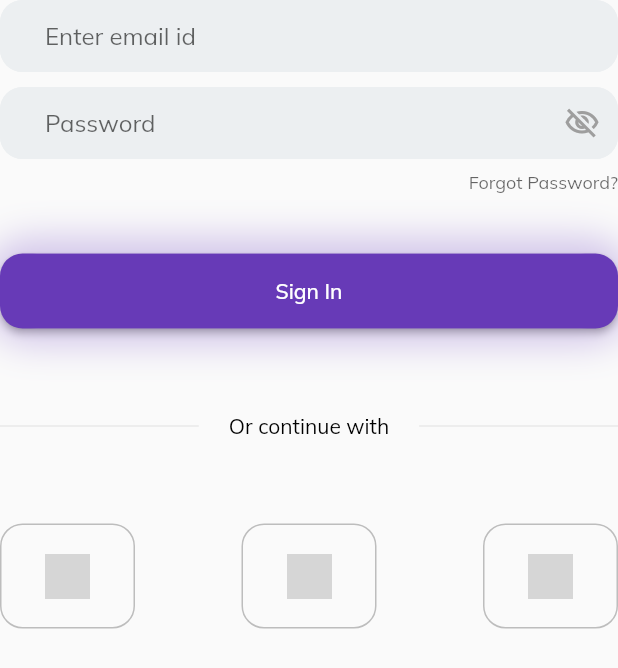
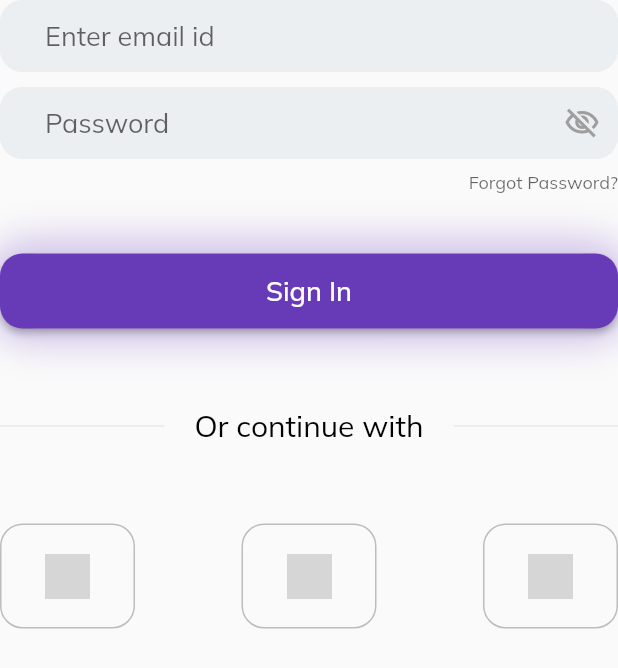
Before and after one commit to sauravshetty473/student-helper, a Flutter app: the FormLogin widget shown alone on an empty page, opened directly, on a phone screen of 412 x 824 dp. Shown: the top 668 px of the screen. Run offline on Flutter 3.47's test engine with Material 2 defaults, Android fonts, the phone set to English and light mode, and no system bars; our stand-ins replace google_fonts; grey boxes are pictures that could not be loaded.

Commit message:
Redid the sizing of elements in large screen login

```diff
--- a/student_helper/lib/login_related/form_login.dart
+++ b/student_helper/lib/login_related/form_login.dart
@@ -8,6 +8,9 @@ class FormLogin extends StatelessWidget {
     return Column(
       children: [
         TextField(
+          style: const TextStyle(
+            fontSize: 18,
+          ),
           decoration: InputDecoration(
             hintText: 'Enter email id',
             fillColor: Colors.blueGrey[50],
@@ -30,6 +33,9 @@ class FormLogin extends StatelessWidget {
           height: 10,
         ),
         TextField(
+          style: const TextStyle(
+            fontSize: 18,
+          ),
           decoration: InputDecoration(
             hintText: 'Password',
             counterText: 'Forgot Password?',
@@ -74,7 +80,12 @@ class FormLogin extends StatelessWidget {
               width: double.infinity,
               height: 50,
               child: const Center(
-                child: Text('Sign In'),
+                child: Text(
+                  'Sign In',
+                  style: TextStyle(
+                    fontSize: 18,
+                  ),
+                ),
               ),
             ),
             style: ElevatedButton.styleFrom(
@@ -101,7 +112,12 @@ class FormLogin extends StatelessWidget {
               padding: EdgeInsets.symmetric(
                 horizontal: 20,
               ),
-              child: Text('Or continue with'),
+              child: Text(
+                'Or continue with',
+                style: TextStyle(
+                  fontSize: 20,
+                ),
+              ),
             ),
             Expanded(
               child: Divider(
```
Also changed, not shown: student_helper/lib/login_related/large_login_screen.dart (+7 -12 lines).
